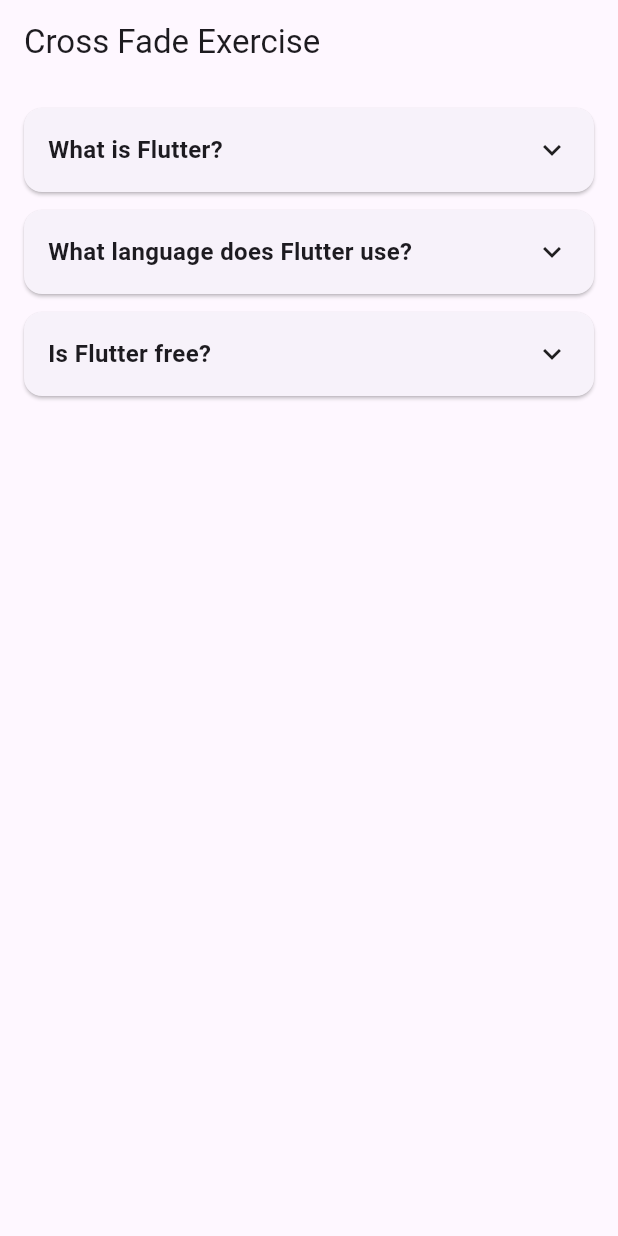
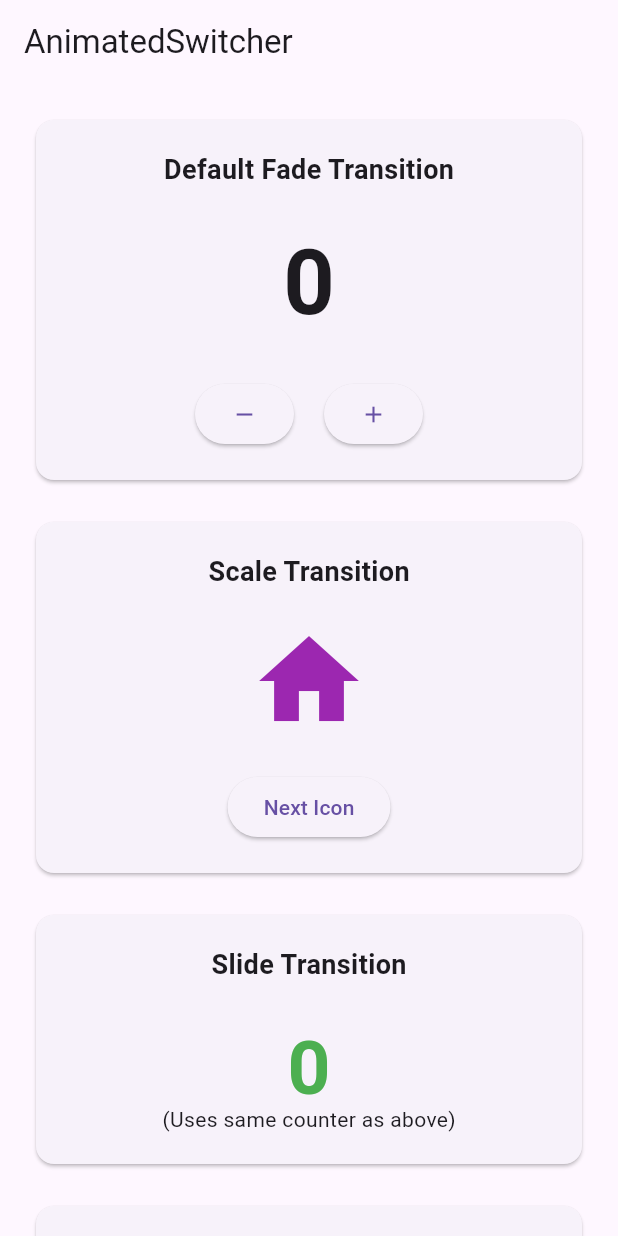
Before and after one commit to punkushal/flutter_animation_learning, a Flutter app: the screen it shows after launch, on a phone screen of 412 x 824 dp. Run offline on Flutter 3.47's test engine with Material 3 defaults, Android fonts, the phone set to English and light mode, and no system bars.

Commit message:
add lesson for animated switcher

```diff
--- /dev/null
+++ b/lib/animation/basic/lesson6.dart
@@ -0,0 +1,240 @@
+import 'package:flutter/material.dart';
+
+/// ═══════════════════════════════════════════════════════════════════════════
+/// LESSON 6: AnimatedSwitcher
+/// ═══════════════════════════════════════════════════════════════════════════
+///
+/// AnimatedSwitcher is more flexible than AnimatedCrossFade:
+/// • Can switch between ANY number of widgets (not just two)
+/// • Customizable transitions (fade, scale, rotation, slide, etc.)
+/// • Requires unique keys to detect widget changes
+///
+/// KEY CONCEPT: Keys!
+/// AnimatedSwitcher uses keys to detect when the child widget has changed.
+/// If the key changes, it triggers the transition animation.
+///
+/// Common key patterns:
+/// • ValueKey(someValue) - For primitive values
+/// • UniqueKey() - For truly unique widgets
+/// • ObjectKey(object) - For object references
+/// ═══════════════════════════════════════════════════════════════════════════
+
+class AnimatedSwitcherLesson extends StatefulWidget {
+  const AnimatedSwitcherLesson({super.key});
+
+  @override
+  State<AnimatedSwitcherLesson> createState() => _AnimatedSwitcherLessonState();
+}
+
+class _AnimatedSwitcherLessonState extends State<AnimatedSwitcherLesson> {
+  int _counter = 0;
+  int _imageIndex = 0;
+
+  final List<IconData> _icons = [
+    Icons.home,
+    Icons.star,
+    Icons.favorite,
+    Icons.settings,
+    Icons.person,
+  ];
+
+  @override
+  Widget build(BuildContext context) {
+    return Scaffold(
+      appBar: AppBar(title: const Text('AnimatedSwitcher')),
+      body: SingleChildScrollView(
+        padding: const EdgeInsets.all(20),
+        child: Column(
+          crossAxisAlignment: CrossAxisAlignment.stretch,
+          children: [
+            // ═══════════════════════════════════════════════════════════════
+            // EXAMPLE 1: Counter with Fade
+            // ═══════════════════════════════════════════════════════════════
+            Card(
+              child: Padding(
+                padding: const EdgeInsets.all(20),
+                child: Column(
+                  children: [
+                    const Text(
+                      'Default Fade Transition',
+                      style: TextStyle(
+                        fontSize: 18,
+                        fontWeight: FontWeight.bold,
+                      ),
+                    ),
+                    const SizedBox(height: 20),
+                    AnimatedSwitcher(
+                      duration: const Duration(milliseconds: 300),
+                      // Key is crucial! Without it, AnimatedSwitcher won't know
+                      // that the widget has changed
+                      child: Text(
+                        '$_counter',
+                        key: ValueKey<int>(_counter),
+                        style: const TextStyle(
+                          fontSize: 60,
+                          fontWeight: FontWeight.bold,
+                        ),
+                      ),
+                    ),
+                    const SizedBox(height: 20),
+                    Row(
+                      mainAxisAlignment: MainAxisAlignment.center,
+                      children: [
+                        ElevatedButton(
+                          onPressed: () => setState(() => _counter--),
+                          child: const Icon(Icons.remove),
+                        ),
+                        const SizedBox(width: 20),
+                        ElevatedButton(
+                          onPressed: () => setState(() => _counter++),
+                          child: const Icon(Icons.add),
+                        ),
+                      ],
+                    ),
+                  ],
+                ),
+              ),
+            ),
+
+            const SizedBox(height: 20),
+
+            // ═══════════════════════════════════════════════════════════════
+            // EXAMPLE 2: Custom Scale Transition
+            // ═══════════════════════════════════════════════════════════════
+            Card(
+              child: Padding(
+                padding: const EdgeInsets.all(20),
+                child: Column(
+                  children: [
+                    const Text(
+                      'Scale Transition',
+                      style: TextStyle(
+                        fontSize: 18,
+                        fontWeight: FontWeight.bold,
+                      ),
+                    ),
+                    const SizedBox(height: 20),
+                    AnimatedSwitcher(
+                      duration: const Duration(milliseconds: 300),
+                      // Custom transition builder!
+                      transitionBuilder: (child, animation) {
+                        return ScaleTransition(scale: animation, child: child);
+                      },
+                      child: Icon(
+                        _icons[_imageIndex],
+                        key: ValueKey<int>(_imageIndex),
+                        size: 80,
+                        color: Colors.purple,
+                      ),
+                    ),
+                    const SizedBox(height: 20),
+                    ElevatedButton(
+                      onPressed: () {
+                        setState(() {
+                          _imageIndex = (_imageIndex + 1) % _icons.length;
+                        });
+                      },
+                      child: const Text('Next Icon'),
+                    ),
+                  ],
+                ),
+              ),
+            ),
+
+            const SizedBox(height: 20),
+
+            // ═══════════════════════════════════════════════════════════════
+            // EXAMPLE 3: Slide Transition
+            // ═══════════════════════════════════════════════════════════════
+            Card(
+              child: Padding(
+                padding: const EdgeInsets.all(20),
+                child: Column(
+                  children: [
+                    const Text(
+                      'Slide Transition',
+                      style: TextStyle(
+                        fontSize: 18,
+                        fontWeight: FontWeight.bold,
+                      ),
+                    ),
+                    const SizedBox(height: 20),
+                    SizedBox(
+                      height: 60,
+                      child: AnimatedSwitcher(
+                        duration: const Duration(milliseconds: 300),
+                        transitionBuilder: (child, animation) {
+                          // Slide from bottom to top
+                          return SlideTransition(
+                            position: Tween<Offset>(
+                              begin: const Offset(0, 1),
+                              end: Offset.zero,
+                            ).animate(animation),
+                            child: child,
+                          );
+                        },
+                        child: Text(
+                          '$_counter',
+                          key: ValueKey<int>(_counter),
+                          style: const TextStyle(
+                            fontSize: 50,
+                            fontWeight: FontWeight.bold,
+                            color: Colors.green,
+                          ),
+                        ),
+                      ),
+                    ),
+                    const Text('(Uses same counter as above)'),
+                  ],
+                ),
+              ),
+            ),
+
+            const SizedBox(height: 20),
+
+            // ═══════════════════════════════════════════════════════════════
+            // EXAMPLE 4: Rotation Transition
+            // ═══════════════════════════════════════════════════════════════
+            Card(
+              child: Padding(
+                padding: const EdgeInsets.all(20),
+                child: Column(
+                  children: [
+                    const Text(
+                      'Rotation + Scale Transition',
+                      style: TextStyle(
+                        fontSize: 18,
+                        fontWeight: FontWeight.bold,
+                      ),
+                    ),
+                    const SizedBox(height: 20),
+                    AnimatedSwitcher(
+                      duration: const Duration(milliseconds: 500),
+                      transitionBuilder: (child, animation) {
+                        // Combine multiple transitions!
+                        return RotationTransition(
+                          turns: animation,
+                          child: ScaleTransition(
+                            scale: animation,
+                            child: child,
+                          ),
+                        );
+                      },
+                      child: Icon(
+                        _icons[_imageIndex],
+                        key: ValueKey<int>(_imageIndex),
+                        size: 80,
+                        color: Colors.orange,
+                      ),
+                    ),
+                    const Text('(Uses same icon index as above)'),
+                  ],
+                ),
+              ),
+            ),
+          ],
+        ),
+      ),
+    );
+  }
+}
--- a/lib/main.dart
+++ b/lib/main.dart
@@ -1,4 +1,4 @@
-import 'package:animation_learning/animation/basic/exercises/expandable_faq_item.dart';
+import 'package:animation_learning/animation/basic/lesson6.dart';
 import 'package:flutter/material.dart';
 
 void main() {
@@ -11,6 +11,9 @@
   // This widget is the root of your application.
   @override
   Widget build(BuildContext context) {
-    return MaterialApp(title: 'Animation Learning', home: ExpandableFaqItem());
+    return MaterialApp(
+      title: 'Animation Learning',
+      home: AnimatedSwitcherLesson(),
+    );
   }
 }
```
